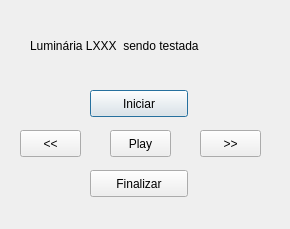
Before: the Qt Designer form testing.ui in maurosieben/test_lighdna, drawn with Qt 5.
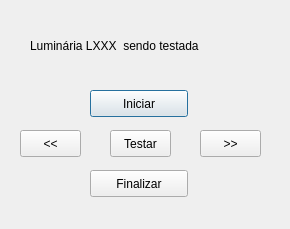
After: the same form once the commit is applied.

Commit message: Updates on Gui and terminal feedbacks.

The edit to the form file:
```diff
--- a/testing.ui
+++ b/testing.ui
@@ -88,7 +88,7 @@
     </rect>
    </property>
    <property name="text">
-    <string>Play</string>
+    <string>Testar</string>
    </property>
   </widget>
  </widget>
```
The commit also changes 4 other files.
